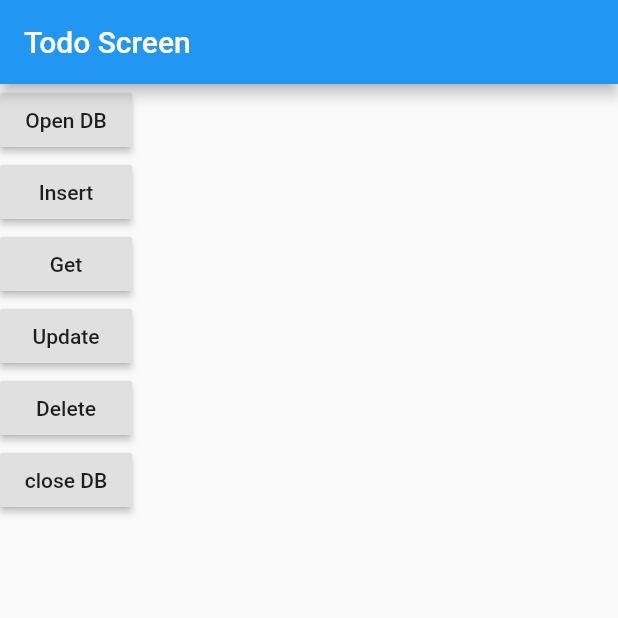
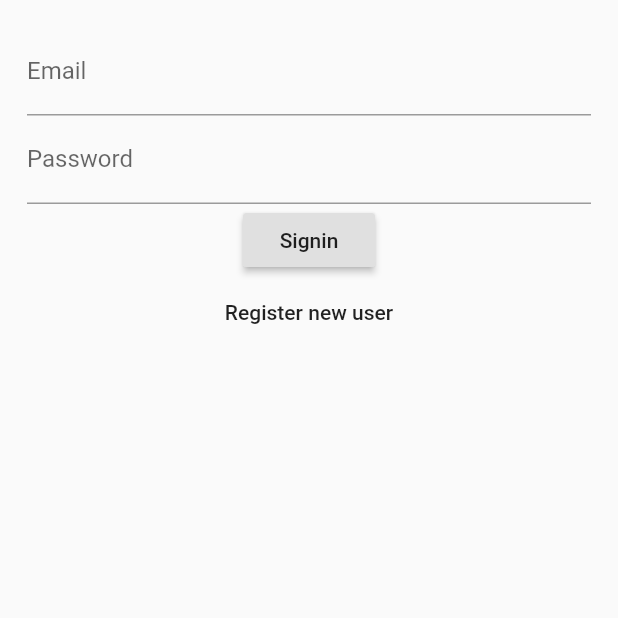
Before and after one commit to benning55/lab01, a Flutter app: the screen it shows after launch, on a phone screen of 412 x 824 dp, the top half of it. Run offline on Flutter 3.47's test engine with Material 2 defaults, Android fonts, the phone set to English and light mode, and no system bars; our stand-ins replace datetime_picker_formfield, firebase_auth, image_picker, sqflite; accounts and stored records are empty.

Commit message:
add to fire base

```diff
--- a/lib/main.dart
+++ b/lib/main.dart
@@ -3,6 +3,8 @@ import './ui/login_page.dart';
 import './ui/home_page.dart';
 import './ui/register_page.dart';
 import './ui/todo_screen.dart';
+import './ui/LoginScreen.dart';
+import './ui/RegisterScreen.dart';
 
 void main() => runApp(MyApp());
 
@@ -18,9 +20,10 @@ class MyApp extends StatelessWidget {
       ),
       initialRoute: '/',
       routes: {
-        "/": (context) => TodoScreen(),
+        "/": (context) => LoginScreen(),
         "/home_page": (context) => HomePage(),
-        "/register_page": (context) => RegisterPage()
+        "/register_page": (context) => RegisterPage(),
+        "/register_screen": (context) => RegisterScreen()
       },
     );
   }
--- /dev/null
+++ b/lib/ui/LoginScreen.dart
@@ -0,0 +1,69 @@
+import 'package:flutter/material.dart';
+import 'package:firebase_auth/firebase_auth.dart';
+
+class LoginScreen extends StatefulWidget {
+  @override
+  State<LoginScreen> createState() {
+    // TODO: implement createState
+    return LoginScreenState();
+  }
+}
+
+class LoginScreenState extends State<LoginScreen> {
+  final _formkey = GlobalKey<FormState>();
+
+  FirebaseAuth auth = FirebaseAuth.instance;
+  @override
+  Widget build(BuildContext context) {
+    // TODO: implement build
+    return Scaffold(
+      body: Padding(
+        padding: EdgeInsets.all(18),
+        child: Form(
+          key: _formkey,
+          child: Column(
+            children: <Widget>[
+              TextFormField(
+                decoration: InputDecoration(labelText: "Email"),
+                keyboardType: TextInputType.emailAddress,
+                validator: (value) {
+                  if (value.isEmpty) return "Email is required";
+                },
+              ),
+              TextFormField(
+                decoration: InputDecoration(
+                  labelText: "Password",
+                ),
+                validator: (value) {
+                  if (value.isEmpty) return "Password is required";
+                },
+                obscureText: true,
+              ),
+              RaisedButton(
+                child: Text("Signin"),
+                onPressed: () {
+                  auth
+                      .signInWithEmailAndPassword(
+                          email: "x@x.com", password: "12345678")
+                      .then((FirebaseUser user) {
+                    if (user.isEmailVerified) {
+                      print("go to home screen");
+                    } else {
+                      print("please check your emali to verifiled account");
+                    }
+                  });
+                },
+              ),
+              FlatButton(
+                child: Text("Register new user"),
+                onPressed: () {
+                  Navigator.pushNamed(context, "/register_screen");
+                },
+              )
+            ],
+          ),
+        ),
+      ),
+    );
+  }
+}
--- a/pubspec.yaml
+++ b/pubspec.yaml
@@ -20,6 +20,8 @@ dependencies:
   image_picker: ^0.4.10
   path_provider: ^0.4.1
   sqflite: ^1.1.0
+  firebase_core: ^0.2.5
+  firebase_auth: ^0.6.5
   # The following adds the Cupertino Icons font to your application.
   # Use with the CupertinoIcons class for iOS style icons.
   cupertino_icons: ^0.1.2
```
Also changed, not shown: lib/ui/RegisterScreen.dart (added, +78 -0 lines), 3 other files.
